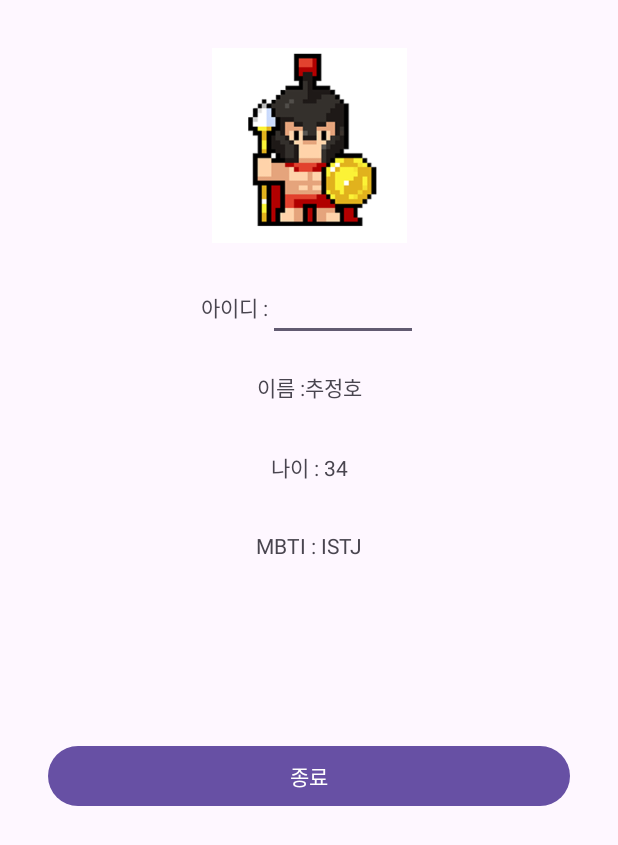
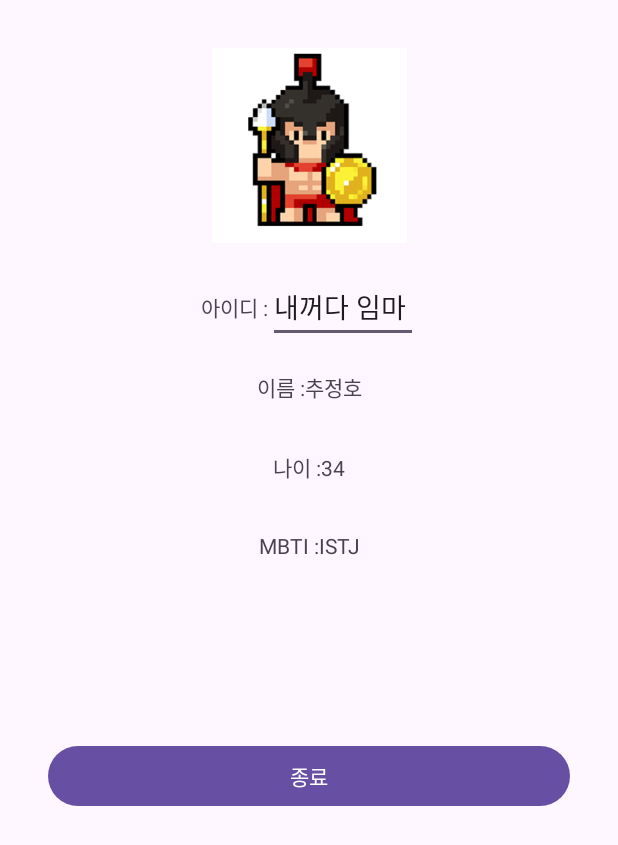
Before and after one commit to ChooJeongHo/Introduction, an Android app: the HomeActivity screen opened directly, with no data from a screen before it, on a phone screen of 412 x 824 dp. Shown: the top 845 px of the screen. Run offline under Robolectric (Android 15) with nearby library versions, the phone set to English and light mode, and no system bars.

Commit message:
strings.xml에 따로 문자열 모아서 지정, 일부 기능 수정

```diff
--- a/app/src/main/java/com/example/introduction/HomeActivity.kt
+++ b/app/src/main/java/com/example/introduction/HomeActivity.kt
@@ -15,7 +15,10 @@ class HomeActivity : AppCompatActivity() {
         val profileId = findViewById<EditText>(R.id.etProfileId)
         val btnFinish = findViewById<Button>(R.id.btnFinish)
         val idData = intent.getStringExtra("LoginId")
-        profileId.setText(idData)
+
+        if (intent.hasExtra("LoginId")) {
+            profileId.setText(idData)
+        }
 
         // HomeActivity가 열릴때 마다 프로필 이미지가 profile1, profile2, profile3, profile4, profile5 중에 하나로 랜덤하게 설정됨
         val profileList = listOf(
--- a/app/src/main/java/com/example/introduction/SignInActivity.kt
+++ b/app/src/main/java/com/example/introduction/SignInActivity.kt
@@ -35,9 +35,9 @@ class SignInActivity : AppCompatActivity() {
         btnSignIn.setOnClickListener {
             // id, pw 중 하나라도 입력되지 않았을 때, 로그인 버튼이 눌려져도 로그인이 되지 않음
             if (id.text.toString().isEmpty() || pw.text.toString().isEmpty()) {
-                Toast.makeText(this, "아이디/비밀번호를 확인해주세요", Toast.LENGTH_SHORT).show()
+                Toast.makeText(this, getString(R.string.toast_msg_signInError), Toast.LENGTH_SHORT).show()
             } else {
-                Toast.makeText(this, "로그인 성공", Toast.LENGTH_SHORT).show()
+                Toast.makeText(this, getString(R.string.toast_msg_signInSuccess), Toast.LENGTH_SHORT).show()
                 val intent = Intent(this, HomeActivity::class.java)
                 intent.putExtra("LoginId", id.text.toString())
                 startActivity(intent)
--- a/app/src/main/res/layout/activity_home.xml
+++ b/app/src/main/res/layout/activity_home.xml
@@ -22,7 +22,7 @@
         android:layout_width="wrap_content"
         android:layout_height="wrap_content"
         android:layout_marginTop="32dp"
-        android:text="아이디 :"
+        android:text="@string/profile_id"
         app:layout_constraintEnd_toStartOf="@+id/etProfileId"
         app:layout_constraintHorizontal_bias="0.5"
         app:layout_constraintHorizontal_chainStyle="packed"
@@ -35,7 +35,7 @@
         android:layout_height="wrap_content"
         android:ems="10"
         android:inputType="text"
-        android:text="내꺼다 임마"
+        android:text="@string/profile_idSample"
         app:layout_constraintBottom_toBottomOf="@+id/tvProfileId"
         app:layout_constraintEnd_toEndOf="parent"
         app:layout_constraintHorizontal_bias="0.5"
@@ -47,7 +47,7 @@
         android:layout_width="wrap_content"
         android:layout_height="wrap_content"
         android:layout_marginTop="32dp"
-        android:text="이름 :"
+        android:text="@string/profile_name"
         app:layout_constraintEnd_toStartOf="@+id/textView3"
         app:layout_constraintHorizontal_bias="0.5"
         app:layout_constraintHorizontal_chainStyle="packed"
@@ -71,7 +71,7 @@
         android:layout_width="wrap_content"
         android:layout_height="wrap_content"
         android:layout_marginTop="32dp"
-        android:text="나이 : "
+        android:text="@string/profile_age"
         app:layout_constraintEnd_toStartOf="@+id/textView5"
         app:layout_constraintHorizontal_bias="0.5"
         app:layout_constraintHorizontal_chainStyle="packed"
@@ -94,7 +94,7 @@
         android:layout_width="wrap_content"
         android:layout_height="wrap_content"
         android:layout_marginTop="32dp"
-        android:text="MBTI : "
+        android:text="@string/profile_MBTI"
         app:layout_constraintEnd_toEndOf="parent"
         app:layout_constraintEnd_toStartOf="@+id/textView7"
         app:layout_constraintHorizontal_bias="0.5"
@@ -120,7 +120,7 @@
         android:layout_marginStart="32dp"
         android:layout_marginTop="120dp"
         android:layout_marginEnd="32dp"
-        android:text="종료"
+        android:text="@string/profile_finish"
         app:layout_constraintEnd_toEndOf="parent"
         app:layout_constraintStart_toStartOf="parent"
         app:layout_constraintTop_toBottomOf="@+id/textView6" />
--- a/app/src/main/res/values/strings.xml
+++ b/app/src/main/res/values/strings.xml
@@ -1,3 +1,24 @@
 <resources>
     <string name="app_name">Introduction</string>
+    <string name="signIn_id">아이디</string>
+    <string name="signIn_id_hint">아이디를 입력하세요.</string>
+    <string name="signIn_pw">비밀번호</string>
+    <string name="signIn_pw_hint">비밀번호를 입력하세요.</string>
+    <string name="signIn_signIn">로그인</string>
+    <string name="signUp_name">이름</string>
+    <string name="signUp_name_hint">이름을 입력하세요.</string>
+    <string name="signUp_id">아이디</string>
+    <string name="signUp_id_hint">아이디를 입력하세요.</string>
+    <string name="signUp_pw">비밀번호</string>
+    <string name="signUp_pw_hint">비밀번호를 입력하세요.</string>
+    <string name="signUp_signUp">회원가입</string>
+    <string name="signIn_signUp">회원가입</string>
+    <string name="profile_id">아이디 :</string>
+    <string name="profile_idSample">내꺼다 임마</string>
+    <string name="profile_name">이름 :</string>
+    <string name="profile_age">나이 :</string>
+    <string name="profile_MBTI">MBTI :</string>
+    <string name="profile_finish">종료</string>
+    <string name="toast_msg_signInError">아이디/비밀번호를 확인해주세요</string>
+    <string name="toast_msg_signInSuccess">로그인 성공</string>
 </resources>
```
Also changed, not shown: app/src/main/res/layout/activity_sign_up.xml (+7 -7 lines), app/src/main/res/layout/activity_signin.xml (+6 -6 lines).
